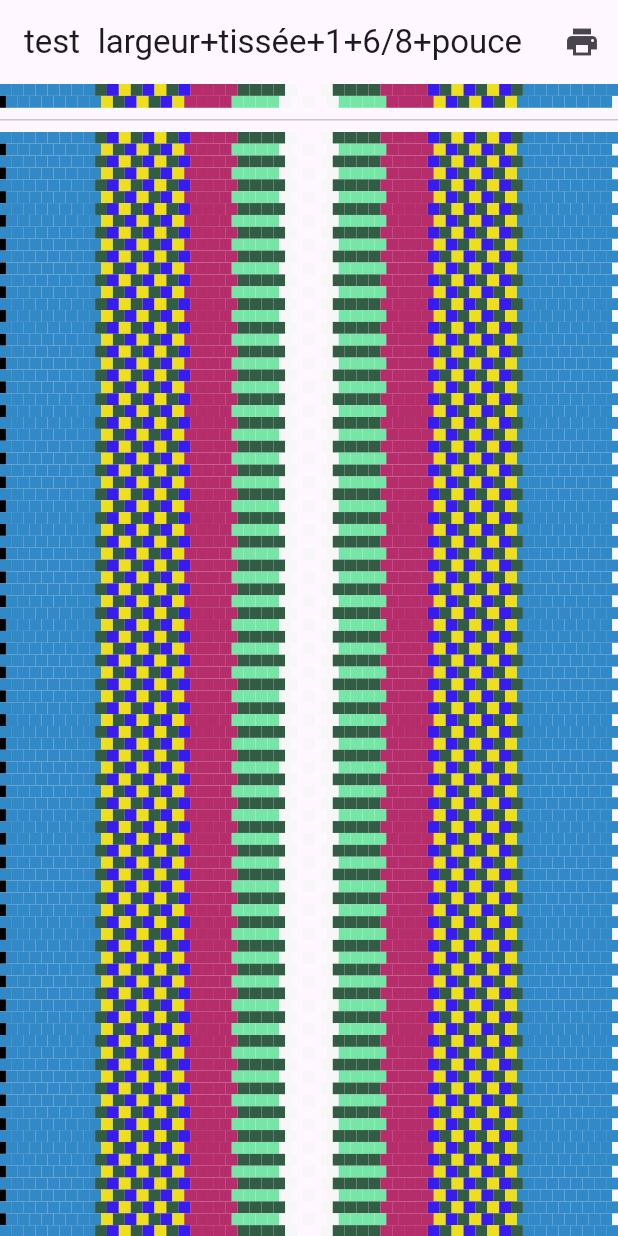
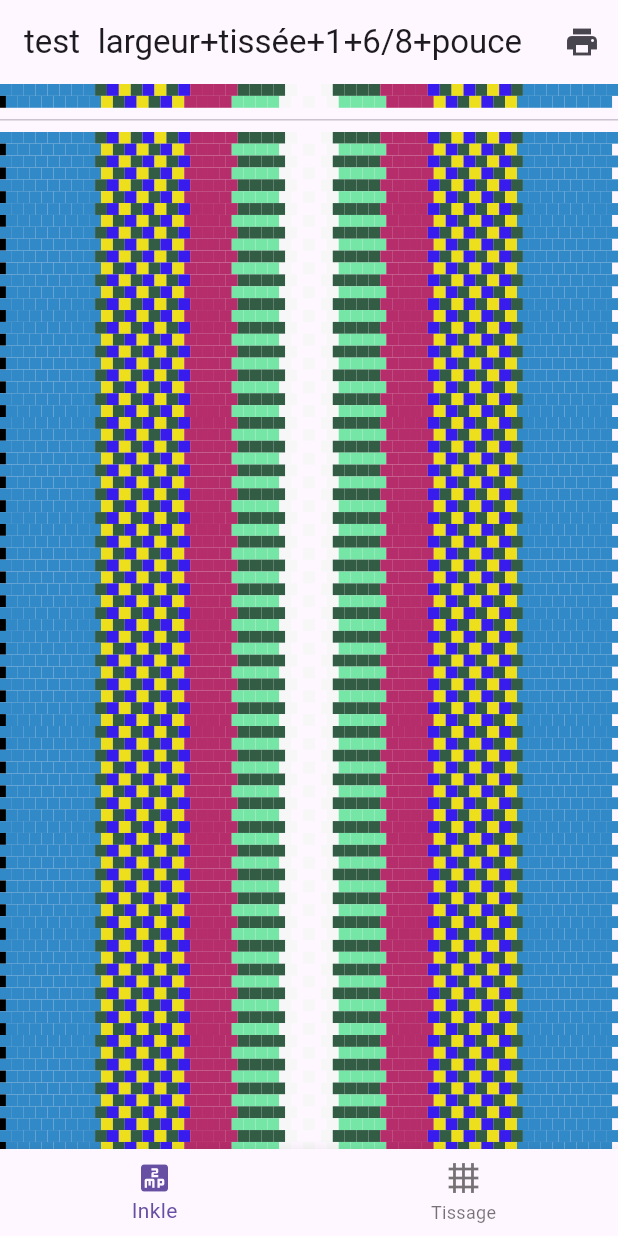
Before and after one commit to didiertremblay/tissage, a Flutter app: the screen it shows after launch, on a phone screen of 412 x 824 dp. Run offline on Flutter 3.47's test engine with Material 3 defaults, Android fonts, the phone set to English and light mode, and no system bars; our stand-ins replace flutter_colorpicker, pdf, printing.

Commit message:
Mise en place d'une structure pour tissage

```diff
--- a/tissapp/lib/main.dart
+++ b/tissapp/lib/main.dart
@@ -1,7 +1,8 @@
 import 'package:flutter/material.dart';
 import 'package:provider/provider.dart';
+import 'package:tissapp/pages/main.dart';
 
-import 'pages/homepage.dart';
+import 'pages/inkle.dart';
 import 'providers/motif.dart';
 
 void main() {
@@ -17,7 +18,7 @@ class MainApp extends StatelessWidget {
       create: (context) => MotifProvider(),
       child: const MaterialApp(
         debugShowCheckedModeBanner: false,
-        home: HomeApp(),
+        home: MainPage(),
       ),
     );
   }
--- a/tissapp/lib/pages/homepage.dart
+++ b/tissapp/lib/pages/inkle.dart
@@ -6,8 +6,8 @@ import 'package:tissapp/widgets/pattern.dart';
 import '../providers/motif.dart';
 import 'printPage.dart';
 
-class HomeApp extends StatelessWidget {
-  const HomeApp({
+class InklePage extends StatelessWidget {
+  const InklePage({
     super.key,
   });
 
--- /dev/null
+++ b/tissapp/lib/pages/main.dart
@@ -0,0 +1,44 @@
+import 'package:flutter/material.dart';
+import 'package:tissapp/pages/tissage.dart';
+
+import 'inkle.dart';
+
+class MainPage extends StatefulWidget {
+  const MainPage({super.key});
+
+  @override
+  State<MainPage> createState() => _MainPageState();
+}
+
+class _MainPageState extends State<MainPage> {
+  int _pageIndex = 0;
+
+  @override
+  Widget build(BuildContext context) {
+    // Page with bottom navigation bar and a placeholder for content
+    return Scaffold(
+      body: switch (_pageIndex) {
+        0 => InklePage(),
+        1 => TissagePage(),
+        _ => const Center(child: Text('Unknown Page')),
+      },
+      bottomNavigationBar: BottomNavigationBar(
+        items: const [
+          BottomNavigationBarItem(
+            icon: Icon(Icons.two_mp),
+            label: 'Inkle',
+          ),
+          BottomNavigationBarItem(
+            icon: Icon(Icons.grid_4x4),
+            label: 'Tissage',
+          ),
+        ],
+        onTap: (index) {
+          setState(() {
+            _pageIndex = index;
+          });
+        },
+      ),
+    );
+  }
+}
```
Also changed, not shown: tissapp/lib/pages/tissage.dart (added, +70 -0 lines), tissapp/lib/widgets/pedals.dart (added, +38 -0 lines), 11 other files.
